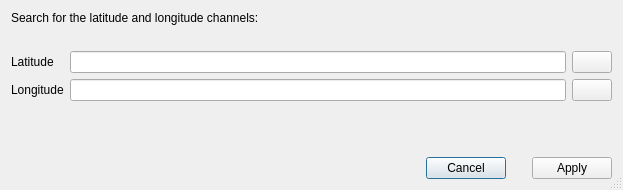
Qt form src/asammdf/gui/ui/gps_dialog.ui (danielhrisca/asammdf) before a commit.
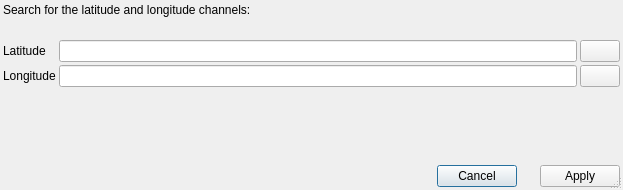
The same form after that commit. Icons and pictures are not drawn.

```diff
--- a/src/asammdf/gui/ui/gps_dialog.ui
+++ b/src/asammdf/gui/ui/gps_dialog.ui
@@ -21,6 +21,21 @@
    <bool>true</bool>
   </property>
   <layout class="QGridLayout" name="gridLayout" rowstretch="0,0,0,0,1,0">
+   <property name="leftMargin">
+  <number>3</number>
+</property>
+   <property name="topMargin">
+  <number>3</number>
+</property>
+   <property name="rightMargin">
+  <number>3</number>
+</property>
+   <property name="bottomMargin">
+  <number>3</number>
+</property>
+   <property name="spacing">
+  <number>3</number>
+</property>
    <item row="0" column="0" colspan="3">
     <widget class="QLabel" name="label_3">
      <property name="text">
@@ -30,6 +45,9 @@
    </item>
    <item row="5" column="0" colspan="3">
     <layout class="QHBoxLayout" name="horizontalLayout" stretch="1,0,0,0">
+     <property name="spacing">
+  <number>3</number>
+</property>
      <item>
       <spacer name="horizontalSpacer">
        <property name="orientation">
```
Left out of the diff: 8 changed lines with no effect on the pictures.
